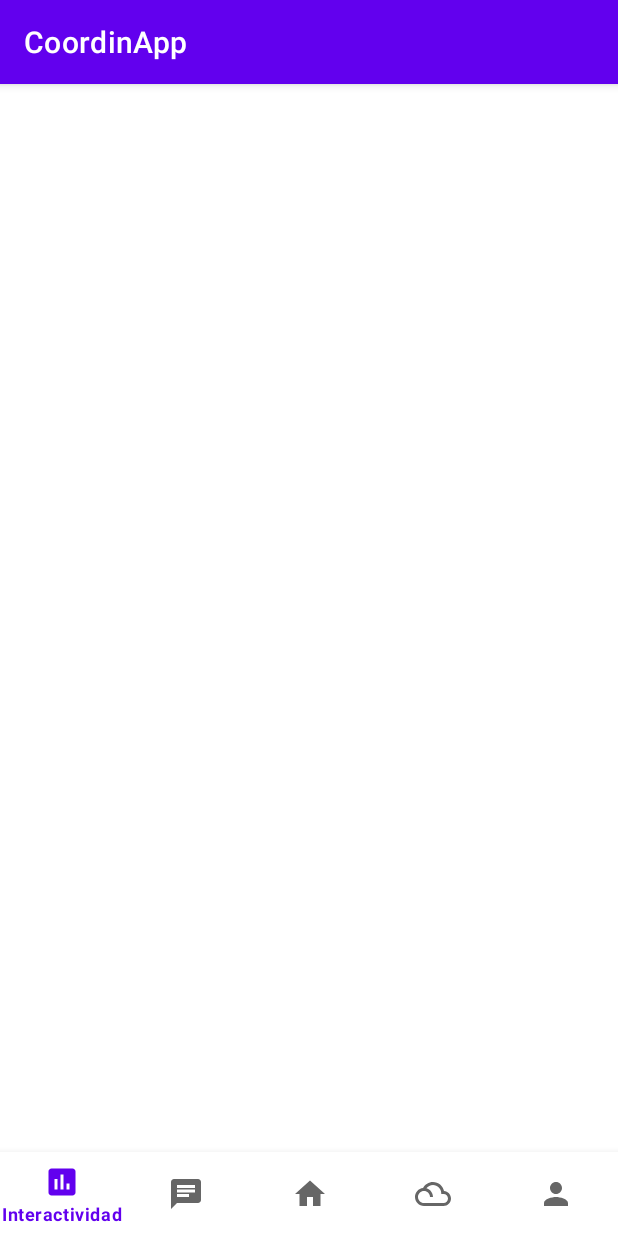
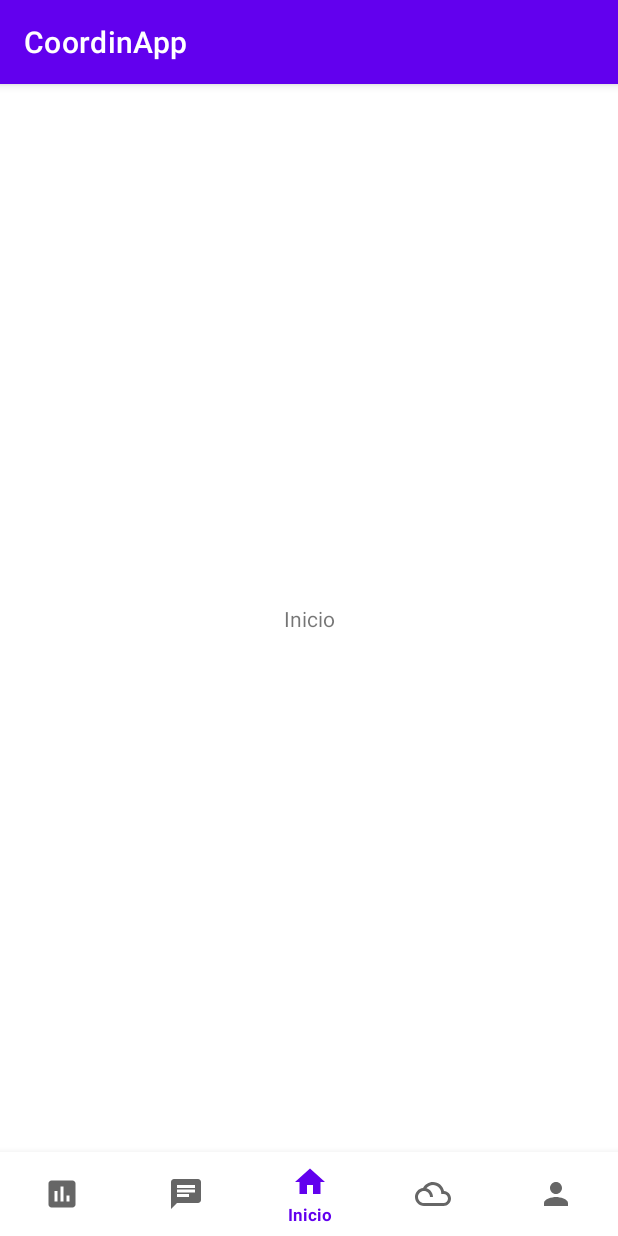
Before and after one commit to marmatsan/CoordinApp, an Android app: the screen it shows after launch (MainActivity), on a phone screen of 412 x 824 dp. Run offline under Robolectric (Android 15) with nearby library versions, the light colour scheme and no system bars.

Commit message:
Añadidos los fragments del BottomNavigationView

```diff
--- a/app/build.gradle
+++ b/app/build.gradle
@@ -33,6 +33,7 @@ dependencies {
     implementation fileTree(dir: "libs", include: ["*.jar"])
     implementation 'androidx.appcompat:appcompat:1.2.0'
     implementation 'androidx.constraintlayout:constraintlayout:2.0.4'
+    implementation 'androidx.legacy:legacy-support-v4:1.0.0'
     testImplementation 'junit:junit:4.13.1'
     androidTestImplementation 'androidx.test.ext:junit:1.1.2'
     androidTestImplementation 'androidx.test.espresso:espresso-core:3.3.0'
--- /dev/null
+++ b/app/src/main/java/com/elcazadordebaterias/coordinapp/HomeFragment.java
@@ -0,0 +1,61 @@
+package com.elcazadordebaterias.coordinapp;
+
+import android.os.Bundle;
+import android.view.LayoutInflater;
+import android.view.View;
+import android.view.ViewGroup;
+
+import androidx.fragment.app.Fragment;
+
+/**
+ * A simple {@link Fragment} subclass.
+ * Use the {@link HomeFragment#newInstance} factory method to
+ * create an instance of this fragment.
+ */
+public class HomeFragment extends Fragment {
+
+    // TODO: Rename parameter arguments, choose names that match
+    // the fragment initialization parameters, e.g. ARG_ITEM_NUMBER
+    private static final String ARG_PARAM1 = "param1";
+    private static final String ARG_PARAM2 = "param2";
+
+    // TODO: Rename and change types of parameters
+    private String mParam1;
+    private String mParam2;
+
+    public HomeFragment() {
+        // Required empty public constructor
+    }
+
+    /**
+     * Use this factory method to create a new instance of
+     * this fragment using the provided parameters.
+     *
+     * @param param1 Parameter 1.
+     * @param param2 Parameter 2.
+     * @return A new instance of fragment GroupsFragment.
+     */
+    // TODO: Rename and change types and number of parameters
+    public static HomeFragment newInstance(String param1, String param2) {
+        HomeFragment fragment = new HomeFragment();
+        Bundle args = new Bundle();
+        args.putString(ARG_PARAM1, param1);
+        args.putString(ARG_PARAM2, param2);
+        fragment.setArguments(args);
+        return fragment;
+    }
+
+    @Override
+    public void onCreate(Bundle savedInstanceState) {
+        super.onCreate(savedInstanceState);
+        if (getArguments() != null) {
+            mParam1 = getArguments().getString(ARG_PARAM1);
+            mParam2 = getArguments().getString(ARG_PARAM2);
+        }
+    }
+
+    @Override
+    public View onCreateView(LayoutInflater inflater, ViewGroup container, Bundle savedInstanceState) {
+        return inflater.inflate(R.layout.fragment_home, container, false);
+    }
+}
--- a/app/src/main/java/com/elcazadordebaterias/coordinapp/MainActivity.java
+++ b/app/src/main/java/com/elcazadordebaterias/coordinapp/MainActivity.java
@@ -1,15 +1,46 @@
 package com.elcazadordebaterias.coordinapp;
 
+import androidx.annotation.NonNull;
 import androidx.appcompat.app.AppCompatActivity;
+import androidx.fragment.app.Fragment;
 
 import android.os.Bundle;
+import android.view.MenuItem;
+
+import com.google.android.material.bottomnavigation.BottomNavigationView;
 
 public class MainActivity extends AppCompatActivity {
 
     @Override
-    // Funciónd
     protected void onCreate(Bundle savedInstanceState) {
         super.onCreate(savedInstanceState);
         setContentView(R.layout.activity_main);
+
+        // Bottom navigation management
+        BottomNavigationView bottomNavigationView = findViewById(R.id.bottom_navigation_view);
+        bottomNavigationView.setOnNavigationItemSelectedListener(navListener);
+        bottomNavigationView.setSelectedItemId(R.id.nav_home);
+
     }
+
+    // Static interface to create the fragment associated with the pressed item on the BottomNavigationView
+    private final BottomNavigationView.OnNavigationItemSelectedListener navListener = item -> {
+        Fragment selectedFragment = null;
+
+        if (item.getItemId() == R.id.nav_interactivity){
+            selectedFragment = new InteractivityFragment();
+        }else if (item.getItemId() == R.id.nav_groups){
+            selectedFragment = new GroupsFragment();
+        }else if (item.getItemId() == R.id.nav_home){
+            selectedFragment = new HomeFragment();
+        }else if (item.getItemId() == R.id.nav_files){
+            selectedFragment = new FilesFragment();
+        }else if (item.getItemId() == R.id.nav_profile){
+            selectedFragment = new ProfileFragment();
+        }
+
+        getSupportFragmentManager().beginTransaction().replace(R.id.fragment_container, selectedFragment).commit();
+
+        return true;
+    };
 }
--- a/app/src/main/res/layout/activity_main.xml
+++ b/app/src/main/res/layout/activity_main.xml
@@ -7,11 +7,21 @@
     android:layout_height="match_parent"
     tools:context=".MainActivity">
 
+    <FrameLayout
+        android:id="@+id/fragment_container"
+        android:layout_width="match_parent"
+        android:layout_height="0dp"
+        app:layout_constraintBottom_toTopOf="@id/bottom_navigation_view"
+        app:layout_constraintEnd_toEndOf="parent"
+        app:layout_constraintStart_toStartOf="parent"
+        app:layout_constraintTop_toTopOf="parent" />
+
     <com.google.android.material.bottomnavigation.BottomNavigationView
         android:id="@+id/bottom_navigation_view"
         android:layout_width="match_parent"
         android:layout_height="wrap_content"
         app:menu="@menu/bottom_navigation_menu"
+        style="@style/BottomNavigationView"
         android:background="?android:attr/windowBackground"
         app:layout_constraintBottom_toBottomOf="parent"
         app:layout_constraintEnd_toEndOf="parent"
--- /dev/null
+++ b/app/src/main/res/layout/fragment_home.xml
@@ -0,0 +1,19 @@
+<?xml version="1.0" encoding="utf-8"?>
+<androidx.constraintlayout.widget.ConstraintLayout
+    xmlns:android="http://schemas.android.com/apk/res/android"
+    xmlns:app="http://schemas.android.com/apk/res-auto"
+    xmlns:tools="http://schemas.android.com/tools"
+    android:layout_width="match_parent"
+    android:layout_height="match_parent">
+
+    <TextView
+        android:id="@+id/textView"
+        android:layout_width="wrap_content"
+        android:layout_height="wrap_content"
+        android:text="@string/placeholder_home"
+        app:layout_constraintBottom_toBottomOf="parent"
+        app:layout_constraintEnd_toEndOf="parent"
+        app:layout_constraintStart_toStartOf="parent"
+        app:layout_constraintTop_toTopOf="parent" />
+
+</androidx.constraintlayout.widget.ConstraintLayout>
--- a/app/src/main/res/menu/bottom_navigation_menu.xml
+++ b/app/src/main/res/menu/bottom_navigation_menu.xml
@@ -1,12 +1,12 @@
 <?xml version="1.0" encoding="utf-8"?>
 <menu xmlns:android="http://schemas.android.com/apk/res/android">
     <item
-        android:id="@+id/nav_poll"
+        android:id="@+id/nav_interactivity"
         android:icon="@drawable/ic_baseline_poll_24"
         android:title="@string/Interactividad"
         android:enabled="true" />
     <item
-        android:id="@+id/nav_chat"
+        android:id="@+id/nav_groups"
         android:icon="@drawable/ic_baseline_chat_24"
         android:title="@string/Grupos_Chat"
         android:enabled="true" />
@@ -18,7 +18,7 @@
         android:enabled="true" />
 
     <item
-        android:id="@+id/nav_drive"
+        android:id="@+id/nav_files"
         android:icon="@drawable/ic_baseline_filter_drama_24"
         android:title="@string/Archivos"
         android:enabled="true" />
--- a/app/src/main/res/values/themes.xml
+++ b/app/src/main/res/values/themes.xml
@@ -13,4 +13,23 @@
         <item name="android:statusBarColor" tools:targetApi="l">?attr/colorPrimaryVariant</item>
         <!-- Customize your theme here. -->
     </style>
+
+    <style name="BottomNavigationView">
+        <item name="itemTextAppearanceActive">@style/TextAppearance.BottomNavigationView.Active</item>
+        <item name="itemTextAppearanceInactive">@style/TextAppearance.BottomNavigationView.Inactive</item>
+    </style>
+
+    <!-- blank styles for better code readability-->
+    <style name="TextAppearance"/>
+    <style name="TextAppearance.BottomNavigationView"/>
+
+    <!-- inactive tab icon style -->
+    <style name="TextAppearance.BottomNavigationView.Inactive">
+        <item name="android:textSize">11sp</item>
+    </style>
+
+    <!-- active tab icon style -->
+    <style name="TextAppearance.BottomNavigationView.Active">
+        <item name="android:textSize">11sp</item>
+    </style>
 </resources>
```
Also changed, not shown: app/src/main/java/com/elcazadordebaterias/coordinapp/FilesFragment.java (added, +61 -0 lines), app/src/main/java/com/elcazadordebaterias/coordinapp/GroupsFragment.java (added, +62 -0 lines), app/src/main/java/com/elcazadordebaterias/coordinapp/InteractivityFragment.java (added, +61 -0 lines), app/src/main/java/com/elcazadordebaterias/coordinapp/ProfileFragment.java (added, +61 -0 lines), app/src/main/res/layout/fragment_files.xml (added, +19 -0 lines), app/src/main/res/layout/fragment_groups.xml (added, +19 -0 lines), app/src/main/res/layout/fragment_interactivity.xml (added, +19 -0 lines), app/src/main/res/layout/fragment_profile.xml (added, +19 -0 lines), app/src/main/res/values/strings.xml (+7 -0 lines).
